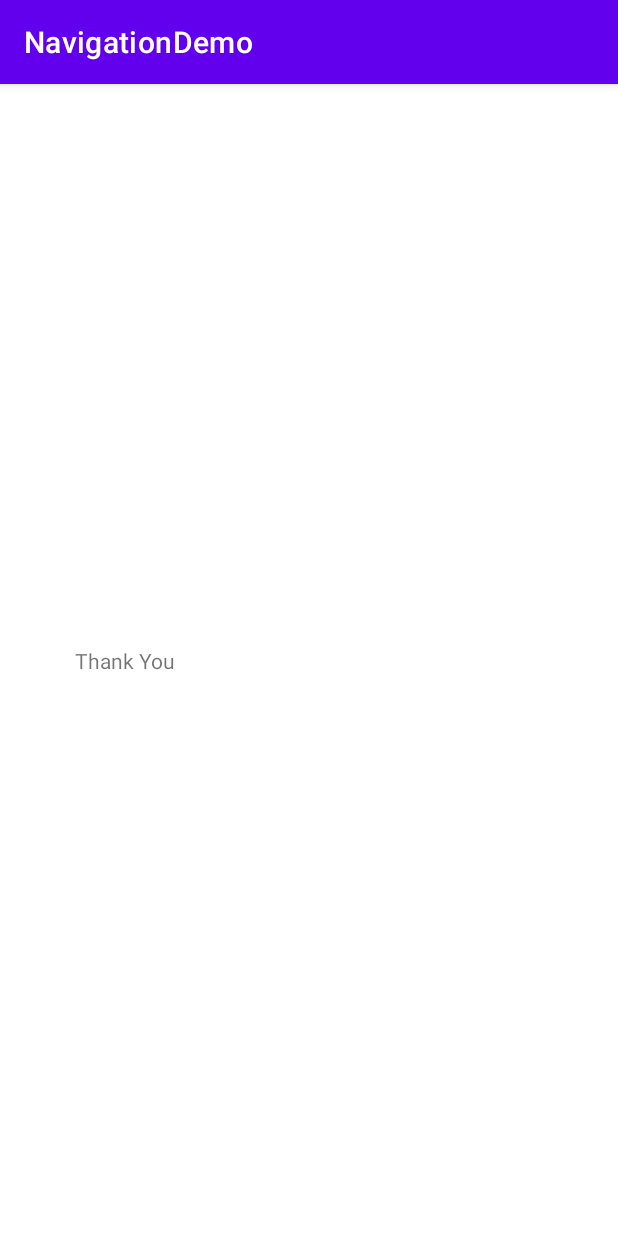
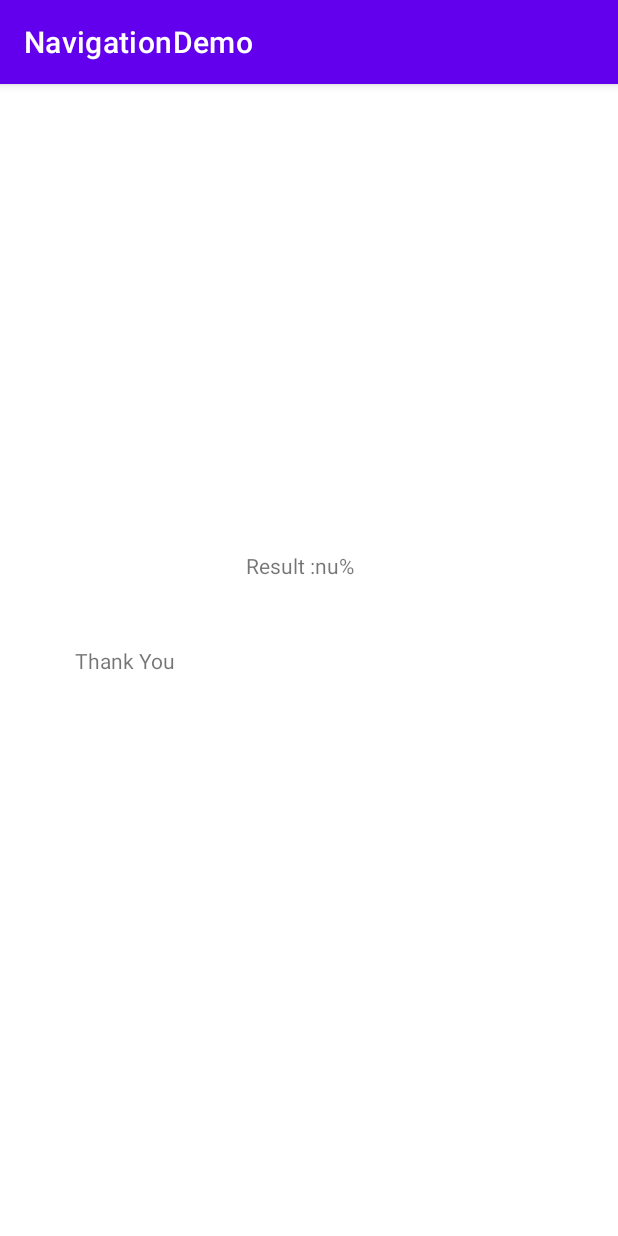
Before and after one commit to chuachilog/NavigationDemo, an Android app: the ThankyouFragment screen opened through its navigation route, on a phone screen of 412 x 824 dp. Run offline under Robolectric (Android 15) with nearby library versions, the phone set to English and light mode, and no system bars.

Commit message:
somethings new

```diff
--- a/app/src/main/java/com/example/navigationdemo/QuestionFragment.kt
+++ b/app/src/main/java/com/example/navigationdemo/QuestionFragment.kt
@@ -6,6 +6,7 @@ import android.view.LayoutInflater
 import android.view.View
 import android.view.ViewGroup
 import android.widget.Toast
+import androidx.core.os.bundleOf
 import androidx.databinding.DataBindingUtil
 import androidx.navigation.Navigation
 import com.example.navigationdemo.databinding.FragmentQuestionBinding
@@ -83,7 +84,11 @@ class QuestionFragment : Fragment() {
                     binding.radioGroup.clearCheck()
                     setQuestion()
                 }else{
-                    Navigation.findNavController(it).navigate(R.id.action_questionFragment_to_thankyouFragment)
+                    val totalScore : Float = (score / 2.0F) * 100
+
+                    val bundle = bundleOf( Pair("score",totalScore))
+
+                    Navigation.findNavController(it).navigate(R.id.action_questionFragment_to_thankyouFragment,bundle)
                 }
             }else{
                 Toast.makeText(context,"Please Select answer",Toast.LENGTH_LONG).show()
--- a/app/src/main/java/com/example/navigationdemo/ThankyouFragment.kt
+++ b/app/src/main/java/com/example/navigationdemo/ThankyouFragment.kt
@@ -5,6 +5,7 @@ import androidx.fragment.app.Fragment
 import android.view.LayoutInflater
 import android.view.View
 import android.view.ViewGroup
+import android.widget.TextView
 
 class ThankyouFragment : Fragment() {
 
@@ -13,6 +14,15 @@ class ThankyouFragment : Fragment() {
         savedInstanceState: Bundle?
     ): View? {
         // Inflate the layout for this fragment
-        return inflater.inflate(R.layout.fragment_thankyou, container, false)
+        val view = inflater.inflate(R.layout.fragment_thankyou, container, false)
+
+        val txt : TextView = view.findViewById(R.id.tvResult)
+
+        val result = arguments?.getFloat("score")
+
+        txt.text = "Result :" + String.format("%.2f",result) + "%"
+
+
+        return view
     }
 }
--- a/app/src/main/res/layout/activity_main.xml
+++ b/app/src/main/res/layout/activity_main.xml
@@ -10,10 +10,11 @@
         android:id="@+id/fragmentContainerView"
         android:name="androidx.navigation.fragment.NavHostFragment"
         android:layout_width="match_parent"
-        android:layout_height="match_parent"
+        android:layout_height="0dp"
         app:defaultNavHost="true"
         app:layout_constraintBottom_toBottomOf="parent"
         app:layout_constraintEnd_toEndOf="parent"
+        app:layout_constraintHorizontal_bias="0.0"
         app:layout_constraintStart_toStartOf="parent"
         app:layout_constraintTop_toTopOf="parent"
         app:navGraph="@navigation/navigation" />
--- a/app/src/main/res/layout/fragment_thankyou.xml
+++ b/app/src/main/res/layout/fragment_thankyou.xml
@@ -20,4 +20,14 @@
         app:layout_constraintHorizontal_bias="0.497"
         app:layout_constraintStart_toStartOf="parent"
         app:layout_constraintTop_toTopOf="parent" />
+
+    <TextView
+        android:id="@+id/tvResult"
+        android:layout_width="wrap_content"
+        android:layout_height="wrap_content"
+        android:layout_marginEnd="176dp"
+        android:layout_marginBottom="44dp"
+        android:text="TextView"
+        app:layout_constraintBottom_toTopOf="@+id/textView"
+        app:layout_constraintEnd_toEndOf="parent" />
 </androidx.constraintlayout.widget.ConstraintLayout>
```
